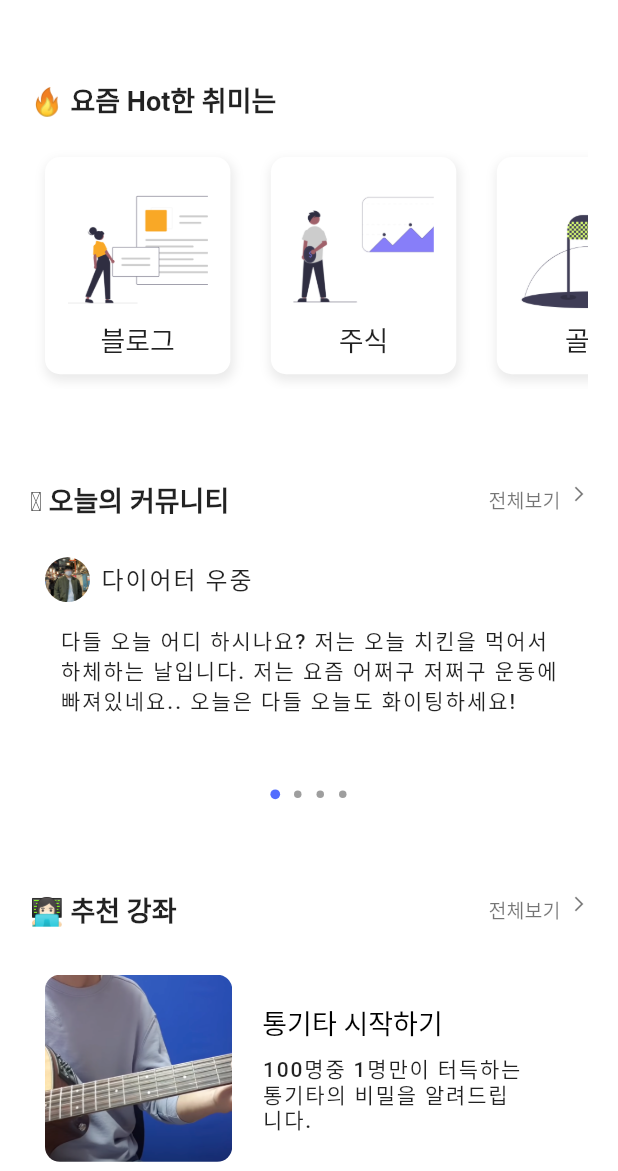
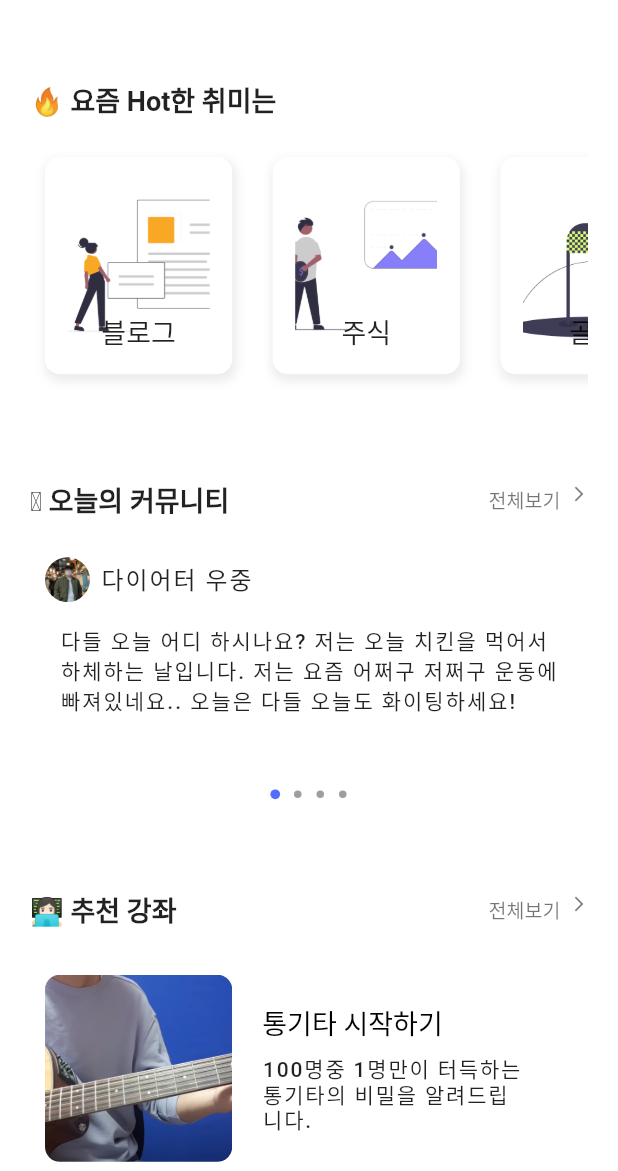
Before and after one commit to PoomAt-E/hobby-mate, a Flutter app: the HomeScreen screen opened directly, on a phone screen of 412 x 824 dp, the part 65-1236 px from its top. Run offline on Flutter 3.47's test engine with Material 2 defaults, Android fonts, the phone set to English and light mode, and no system bars; drawn by our look-alikes of smooth_page_indicator; our stand-ins replace chat_bubbles, chewie, cloud_firestore, dio, file_picker, firebase_core and 6 more; accounts and stored records are empty.

Commit message:
design: 픽셀 오류 수정

```diff
--- a/lib/screen/main/home_screen.dart
+++ b/lib/screen/main/home_screen.dart
@@ -101,7 +101,7 @@ class HomeScreenState extends ConsumerState<HomeScreen> {
               SizedBox(
                 width: double.infinity,
                 height: MediaQuery.of(context).size.height * 0.2,
-                child: HobbyBoxWidget(hobbyList: hobbyList),
+                child: HobbyBoxWidget(hobbyList: hobbyList, size: MediaQuery.of(context).size.height * 0.2),
               ),
             ])),
         const SizedBox(
@@ -193,9 +193,9 @@ class HomeScreenState extends ConsumerState<HomeScreen> {
                         InkWell(
                           onTap: () =>
                               ref.read(bottomNavProvider.notifier).state = 1,
-                          child: Row(
+                          child: const Row(
                               crossAxisAlignment: CrossAxisAlignment.start,
-                              children: const [
+                              children:  [
                                 Text(
                                   '전체보기  ',
                                   style: TextStyle(
--- a/lib/widget/home/hobby_box.dart
+++ b/lib/widget/home/hobby_box.dart
@@ -4,9 +4,10 @@ import 'package:hobby_mate/style/style.dart';
 import '../../screen/main/home_screen.dart';
 
 class HobbyBoxWidget extends StatefulWidget {
-  const HobbyBoxWidget({super.key, required this.hobbyList});
+  const HobbyBoxWidget({super.key, required this.hobbyList, required this.size});
 
   final List<Hobby> hobbyList;
+  final double size;
 
   @override
   State<HobbyBoxWidget> createState() => _HobbyBoxWidgetState();
@@ -16,8 +17,10 @@ class _HobbyBoxWidgetState extends State<HobbyBoxWidget> {
   @override
   Widget build(BuildContext context) {
     final boxWidthSize = MediaQuery.of(context).size.width * 0.3;
-    return ListView.builder(
+    return
+      ListView.builder(
         scrollDirection: Axis.horizontal,
+        shrinkWrap: true,
         itemCount: widget.hobbyList.length,
         itemBuilder: (context, index) {
           return Container(
@@ -35,28 +38,29 @@ class _HobbyBoxWidgetState extends State<HobbyBoxWidget> {
                   )
                 ]),
             // border: Border.all(color: Colors.black26, width: 1)),
-            width: boxWidthSize,
+            height: widget.size - 40,
+            width: widget.size - 40,
             padding: const EdgeInsets.all(15),
-            child: Column(
-              mainAxisSize: MainAxisSize.max,
-              mainAxisAlignment: MainAxisAlignment.spaceBetween,
-              // crossAxisAlignment: CrossAxisAlignment.start,
+            child: Stack(
+              alignment: Alignment.bottomCenter,
               children: [
                 Container(
-                    width: boxWidthSize - 30,
-                    height: boxWidthSize - 30,
+                    width: widget.size - 40,
+                    height: widget.size - 40,
                     decoration: BoxDecoration(
                         borderRadius: BorderRadius.circular(10),
                         image: DecorationImage(
                           fit: BoxFit.cover,
                           image: AssetImage(widget.hobbyList[index].icon),
                         ))),
-                Text(
+                Positioned(bottom: 0,
+                    child: Text(
                   widget.hobbyList[index].title,
                   style: TextStyles.hobbyTitleTextStyle,
-                )
-              ],
-            ),
+                ))
+              ])
+
+
           );
         });
   }
```
Also changed, not shown: 1 other file.
